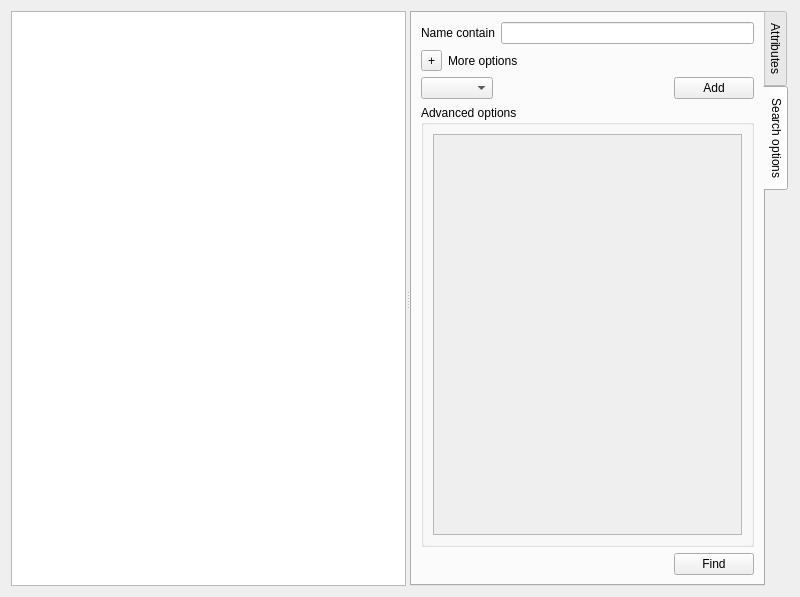
Old version of the form ui/gui/resources/search.ui in the repository halbbob/dff.
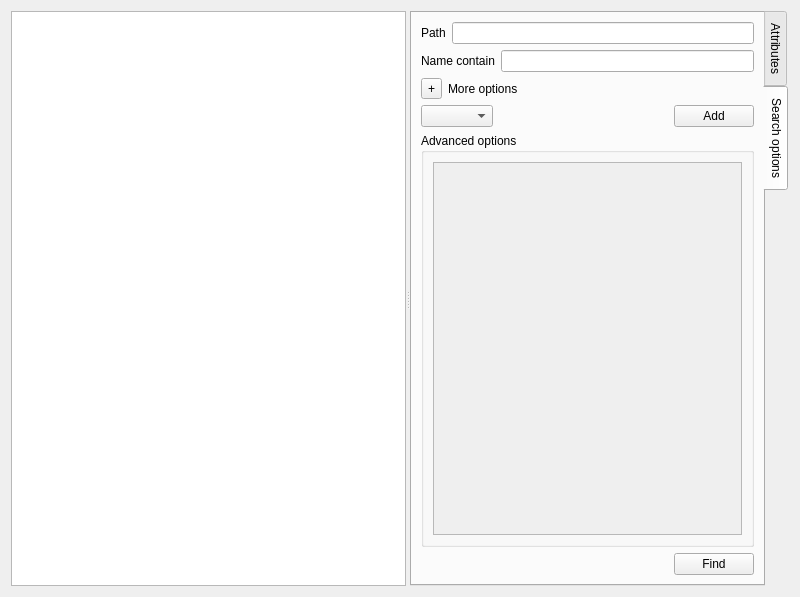
New version of the form. The open tabs and pages were chosen to show the change. Icons and pictures are not drawn.

Commit message: * search changes on th gui

Patch:
```diff
--- a/ui/gui/resources/search.ui
+++ b/ui/gui/resources/search.ui
@@ -37,6 +37,20 @@
         <string>Search options</string>
        </attribute>
        <layout class="QVBoxLayout" name="verticalLayout_4">
+        <item>
+         <layout class="QHBoxLayout" name="horizontalLayout_4">
+          <item>
+           <widget class="QLabel" name="label_3">
+            <property name="text">
+             <string>Path</string>
+            </property>
+           </widget>
+          </item>
+          <item>
+           <widget class="QLineEdit" name="path"/>
+          </item>
+         </layout>
+        </item>
         <item>
          <layout class="QHBoxLayout" name="horizontalLayout">
           <item>
@@ -113,7 +127,7 @@
                 <x>0</x>
                 <y>0</y>
                 <width>338</width>
-                <height>377</height>
+                <height>342</height>
                </rect>
               </property>
               <layout class="QVBoxLayout" name="verticalLayout">
```
Left out of the diff: 4 changed lines with no effect on the pictures. The commit also changes 7 other files.
